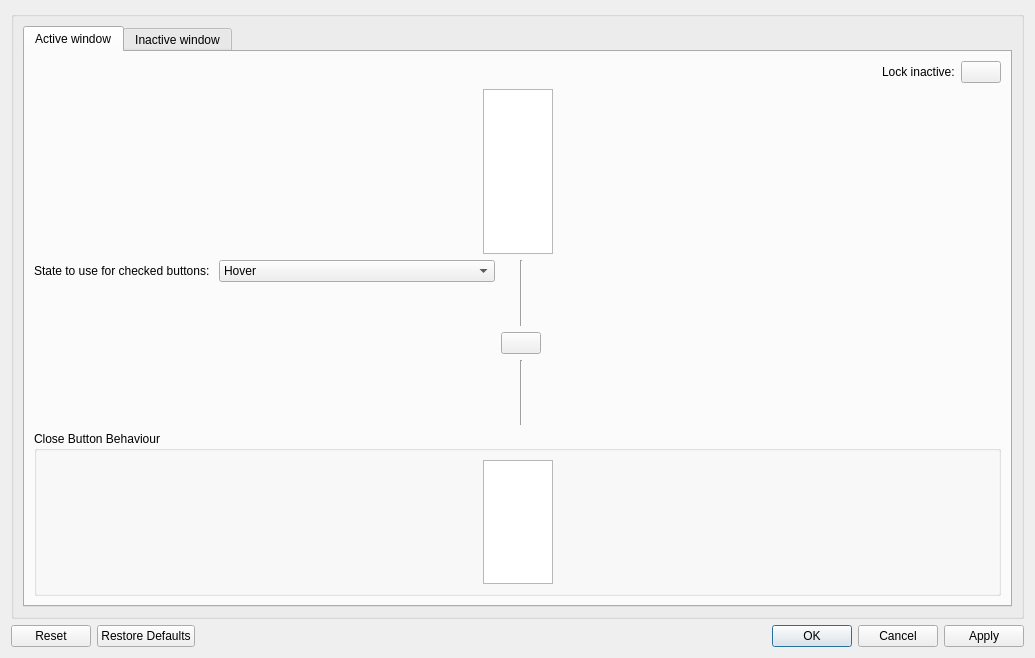
First picture: the form in kdecoration/config/ui/buttonbehaviour.ui, repository paulmcauley/klassy, before the edit.
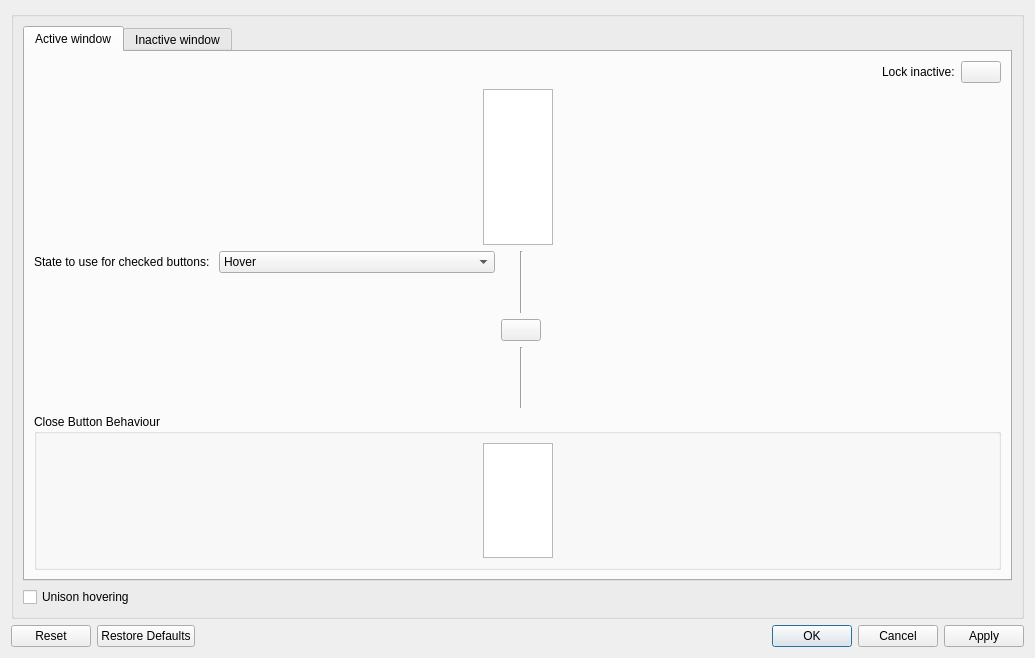
Second picture: the form after the edit.

Commit message: Add unison hovering

Patch:
```diff
--- a/kdecoration/config/ui/buttonbehaviour.ui
+++ b/kdecoration/config/ui/buttonbehaviour.ui
@@ -699,6 +699,13 @@
         </widget>
        </widget>
       </item>
+      <item>
+       <widget class="QCheckBox" name="unisonHovering">
+        <property name="text">
+         <string>Unison hovering</string>
+        </property>
+       </widget>
+      </item>
      </layout>
     </widget>
    </item>
```
Left out of the diff: 72 changed lines with no effect on the pictures. The commit also changes 23 other files.
